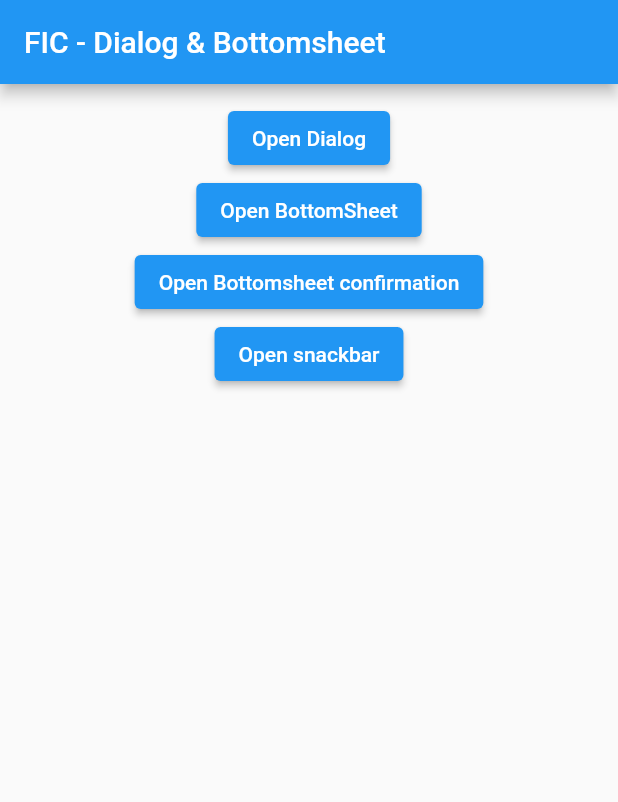
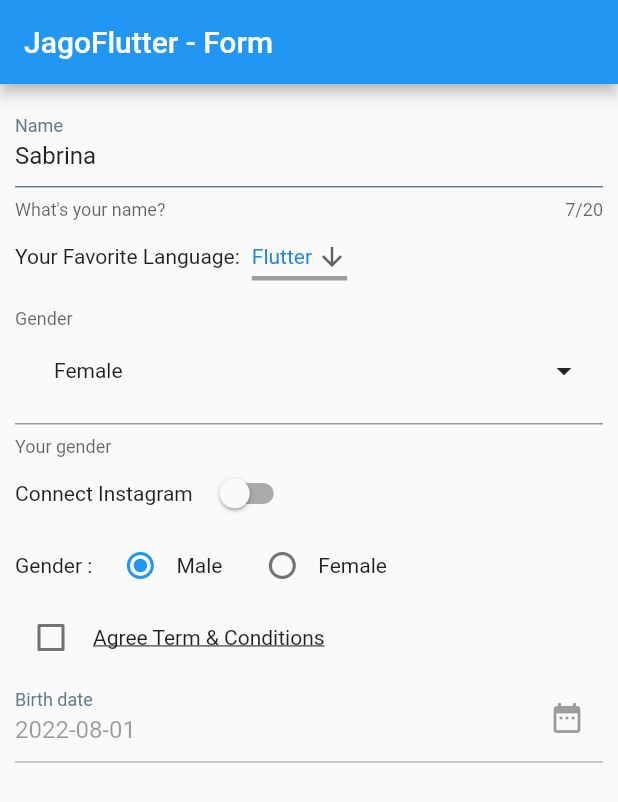
Before and after one commit to fesaworld/fic4_flutter_widgets_challenges, a Flutter app: the screen it shows after launch, on a phone screen of 412 x 824 dp. Shown: the top 802 px of the screen. Run offline on Flutter 3.47's test engine with Material 2 defaults, Android fonts, the light colour scheme and no system bars.

Commit message:
basic widget - basic_form - form_widget

```diff
--- a/lib/main.dart
+++ b/lib/main.dart
@@ -1,4 +1,5 @@
 import 'package:fic4_flutter_widgets_challenges/tugas/basic_form/dialog_widget.dart';
+import 'package:fic4_flutter_widgets_challenges/tugas/basic_form/form_widget.dart';
 import 'package:flutter/material.dart';
 
 void main() {
@@ -16,7 +17,8 @@ class MyApp extends StatelessWidget {
       theme: ThemeData(
         primarySwatch: Colors.blue,
       ),
-      home: const DialogWidget(),
+      // home: const DialogWidget(),
+      home: FormWidget(),
     );
   }
 }
--- /dev/null
+++ b/lib/tugas/basic_form/form_widget.dart
@@ -0,0 +1,275 @@
+import 'package:flutter/material.dart';
+
+class FormWidget extends StatefulWidget {
+  FormWidget({Key? key}) : super(key: key);
+
+  @override
+  State<FormWidget> createState() => _FormWidgetState();
+}
+
+class _FormWidgetState extends State<FormWidget> {
+  bool isOn = false;
+
+  var selected = 'Flutter';
+  final dropdownList = <String>['Flutter', 'Dart', 'Java', 'Scala', 'Python'];
+
+  var sex = 'male';
+  var isChecked = false;
+  TextEditingController textController = TextEditingController(text: 'Sabrina');
+
+  @override
+  Widget build(BuildContext context) {
+    return Scaffold(
+      appBar: AppBar(
+        title: const Text('JagoFlutter - Form'),
+      ),
+      body: SingleChildScrollView(
+        child: Container(
+          padding: const EdgeInsets.all(10.0),
+          child: Column(
+            crossAxisAlignment: CrossAxisAlignment.start,
+            children: [
+              TextField(
+                maxLength: 20,
+                controller: textController,
+                decoration: const InputDecoration(
+                  labelText: 'Name',
+                  labelStyle: TextStyle(
+                    color: Colors.blueGrey,
+                  ),
+                  enabledBorder: UnderlineInputBorder(
+                    borderSide: BorderSide(
+                      color: Colors.blueGrey,
+                    ),
+                  ),
+                  helperText: "What's your name?",
+                ),
+                onChanged: (value) {},
+              ),
+              Row(
+                crossAxisAlignment: CrossAxisAlignment.center,
+                mainAxisAlignment: MainAxisAlignment.start,
+                children: [
+                  const Text('Your Favorite Language:'),
+                  const SizedBox(
+                    width: 8,
+                  ),
+                  DropdownButton(
+                    value: selected,
+                    icon: const Icon(Icons.arrow_downward),
+                    iconSize: 20,
+                    style: TextStyle(color: Colors.blue[600]),
+                    underline: Container(
+                      decoration: const BoxDecoration(
+                        border: Border(
+                          bottom: BorderSide(
+                            color: Colors.grey,
+                            width: 3,
+                          ),
+                        ),
+                      ),
+                    ),
+                    items: dropdownList
+                        .map((e) => DropdownMenuItem(value: e, child: Text(e)))
+                        .toList(),
+                    onChanged: (String? val) {
+                      setState(() {
+                        if (val != null) selected = val;
+                      });
+                    },
+                  ),
+                ],
+              ),
+              LayoutBuilder(builder: (context, constraint) {
+                List<String> itemStringList = ["Female", "Male"];
+
+                return FormField(
+                  initialValue: false,
+                  enabled: true,
+                  builder: (FormFieldState<bool> field) {
+                    return InputDecorator(
+                      decoration: InputDecoration(
+                        labelText: "Gender",
+                        errorText: field.errorText,
+                        helperText: "Your gender",
+                      ),
+                      child: DropdownButtonHideUnderline(
+                        child: ButtonTheme(
+                          alignedDropdown: true,
+                          child: DropdownButton<String>(
+                            isExpanded: true,
+                            value: "Female",
+                            icon: Padding(
+                              padding: const EdgeInsets.only(right: 10.0),
+                              child: Icon(
+                                Icons.arrow_drop_down_outlined,
+                                size: 24.0,
+                                color: Theme.of(context)
+                                    .textTheme
+                                    .bodyText1!
+                                    .color,
+                              ),
+                            ),
+                            iconSize: 16,
+                            elevation: 16,
+                            style: TextStyle(
+                              fontSize: Theme.of(context)
+                                  .textTheme
+                                  .bodyText2!
+                                  .fontSize,
+                              fontFamily: Theme.of(context)
+                                  .textTheme
+                                  .bodyText2!
+                                  .fontFamily,
+                              color:
+                              Theme.of(context).textTheme.bodyText2!.color,
+                            ),
+                            underline: Container(
+                              height: 0,
+                              color: Colors.grey[300],
+                            ),
+                            onChanged: (String? newValue) {},
+                            items: itemStringList
+                                .map<DropdownMenuItem<String>>((String value) {
+                              return DropdownMenuItem<String>(
+                                value: value,
+                                child: Padding(
+                                  padding: const EdgeInsets.symmetric(
+                                      horizontal: 10.0),
+                                  child: Text(
+                                    value,
+                                  ),
+                                ),
+                              );
+                            }).toList(),
+                          ),
+                        ),
+                      ),
+                    );
+                  },
+                );
+              }),
+              Row(
+                children: [
+                  const Text('Connect Instagram'),
+                  const SizedBox(
+                    width: 8,
+                  ),
+                  Switch(
+                    value: isOn,
+                    onChanged: (bool? val) {
+                      if (val != null) {
+                        setState(() {
+                          isOn = val;
+                        });
+                      }
+                    },
+                  ),
+                ],
+              ),
+              Row(
+                children: [
+                  const Text('Gender :'),
+                  const SizedBox(
+                    width: 8,
+                  ),
+                  Row(
+                    mainAxisAlignment: MainAxisAlignment.center,
+                    children: [
+                      Radio(
+                        value: 'male',
+                        groupValue: sex,
+                        onChanged: (String? val) {
+                          setState(() {
+                            if (val != null) {
+                              sex = val;
+                            }
+                          });
+                        },
+                      ),
+                      const Text('Male'),
+                    ],
+                  ),
+                  const SizedBox(
+                    width: 16,
+                  ),
+                  Row(
+                    mainAxisAlignment: MainAxisAlignment.center,
+                    children: [
+                      Radio(
+                        value: 'female',
+                        groupValue: sex,
+                        onChanged: (String? val) {
+                          setState(() {
+                            if (val != null) {
+                              sex = val;
+                            }
+                          });
+                        },
+                      ),
+                      const Text('Female'),
+                    ],
+                  ),
+                ],
+              ),
+              Row(
+                children: [
+                  Checkbox(
+                    value: isChecked,
+                    activeColor: Colors.blue,
+                    onChanged: (val) {
+                      setState(() {
+                        if (val != null) {
+                          isChecked = val;
+                        }
+                      });
+                    },
+                  ),
+                  const SizedBox(
+                    width: 4,
+                  ),
+                  const Text(
+                    'Agree Term & Conditions',
+                    style: TextStyle(
+                      decoration: TextDecoration.underline,
+                    ),
+                  ),
+                ],
+              ),
+              InkWell(
+                onTap: () async {
+                  DateTime? pickedDate = await showDatePicker(
+                    context: context,
+                    initialDate: DateTime.now(),
+                    firstDate: DateTime(2000),
+                    lastDate: DateTime(2100),
+                  );
+                  debugPrint("pickedDate: $pickedDate");
+                },
+                child: TextFormField(
+                  initialValue: '2022-08-01',
+                  maxLength: 20,
+                  enabled: false,
+                  decoration: const InputDecoration(
+                    labelText: 'Birth date',
+                    labelStyle: TextStyle(
+                      color: Colors.blueGrey,
+                    ),
+                    enabledBorder: UnderlineInputBorder(
+                      borderSide: BorderSide(
+                        color: Colors.blueGrey,
+                      ),
+                    ),
+                    suffixIcon: Icon(Icons.date_range),
+                    helperText: "What's your birth date?",
+                  ),
+                  onChanged: (value) {},
+                ),
+              ),
+            ],
+          ),
+        ),
+      ),
+    );
+  }
+}
```
